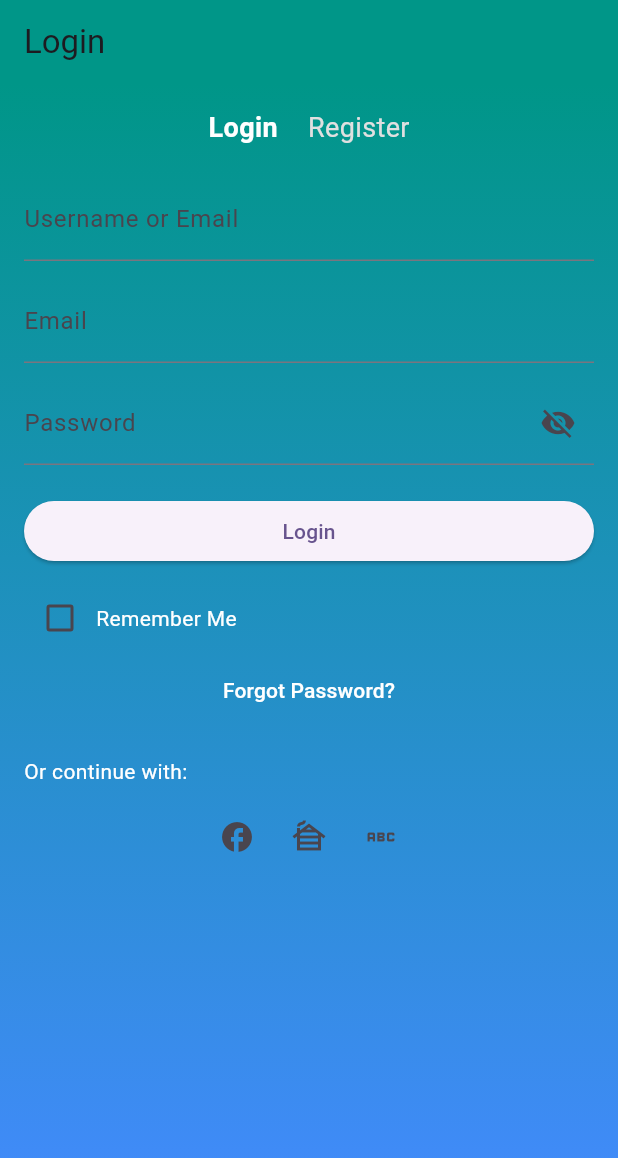
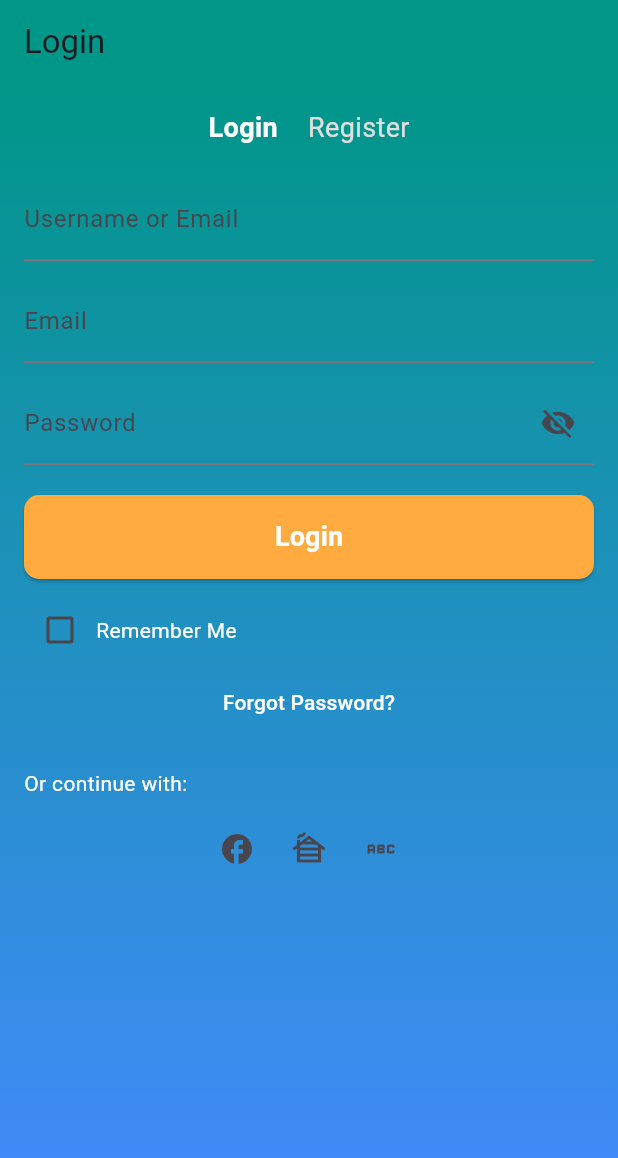
Before and after one commit to ashwindev58/chat_with_pro, a Flutter app: the screen it shows after launch, on a phone screen of 412 x 824 dp. Shown: the top 1158 px of the screen. Run offline on Flutter 3.47's test engine with Material 3 defaults, Android fonts, the phone set to English and light mode, and no system bars.

Commit message:
login buttons  colours added  good

```diff
--- a/lib/screens/auth_screens/login.dart
+++ b/lib/screens/auth_screens/login.dart
@@ -1,24 +1,14 @@
 import 'package:flutter/material.dart';
 
-void main() {
-  runApp(MyApp());
+
+class AuthPage extends StatefulWidget {
+  const AuthPage({super.key});
+
+  @override
+  AuthPageState createState() => AuthPageState();
 }
 
-class MyApp extends StatelessWidget {
-  @override
-  Widget build(BuildContext context) {
-    return MaterialApp(
-      home: AuthPage(),
-    );
-  }
-}
-
-class AuthPage extends StatefulWidget {
-  @override
-  _AuthPageState createState() => _AuthPageState();
-}
-
-class _AuthPageState extends State<AuthPage> {
+class AuthPageState extends State<AuthPage> {
   bool _isLoginForm = true;
   bool _isPasswordVisible = false;
   bool _rememberMe = false;
@@ -150,13 +140,27 @@ class _AuthPageState extends State<AuthPage> {
                 ],
                 const SizedBox(height: 20),
                 // Login or Register Button
-                ElevatedButton(
-                  onPressed: () {
-                    // Perform login or registration logic here
-                    // You can validate fields and show error messages if needed
-                  },
-                  child: Text(_isLoginForm ? 'Login' : 'Register'),
+                 ElevatedButton(
+                onPressed: () {
+                  // Perform login or registration logic here
+                  // You can validate fields and show error messages if needed
+                },
+                style: ElevatedButton.styleFrom(
+                  backgroundColor: Colors.orangeAccent,
+                  padding: EdgeInsets.all(15.0),
+                  shape: RoundedRectangleBorder(
+                    borderRadius: BorderRadius.circular(10.0),
+                  ),
                 ),
+                child: Text(
+                  _isLoginForm ? 'Login' : 'Register',
+                  style: TextStyle(
+                    fontSize: 18,
+                    fontWeight: FontWeight.bold,
+                    color: Colors.white,
+                  ),
+                ),
+              ),
                 const SizedBox(height: 10),
                 // Remember Me Checkbox
                 if (_isLoginForm) ...[
```
